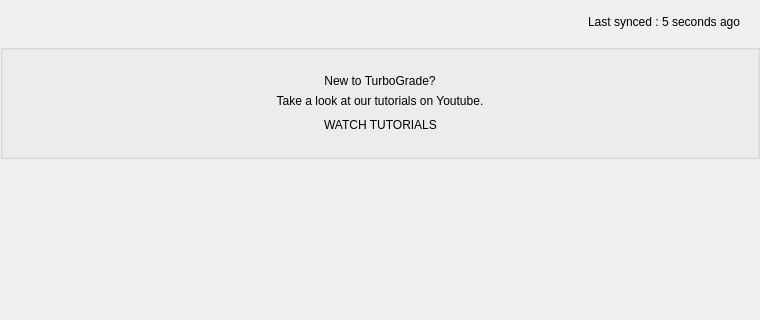
Before: the Qt Designer form TurboGrade/ui/dashboard.ui in wassgha/TurboGrade, drawn with Qt 5; both pictures show x 0 to 760 and y 0 to 320 of the 760 by 475 pixel window.
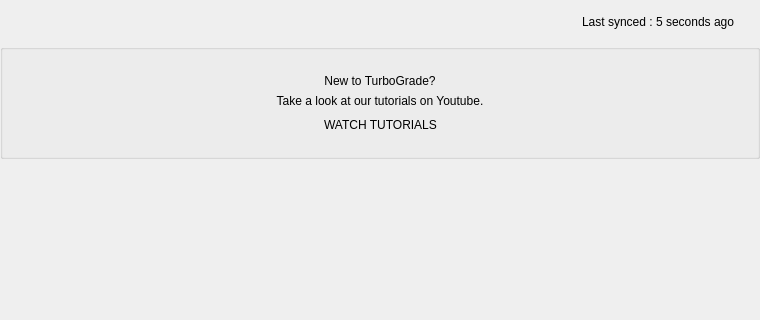
After: the same form once the commit is applied. Icons and pictures are not drawn. Custom widgets are drawn as their Qt base class.

Diff of the .ui file:
```diff
--- a/TurboGrade/ui/dashboard.ui
+++ b/TurboGrade/ui/dashboard.ui
@@ -153,7 +153,8 @@
     <number>0</number>
    </property>
    <item>
-    <layout class="QHBoxLayout" name="header">
+    <widget class="QWidget" name="header" native="true">
+     <layout class="QHBoxLayout" name="header_layout">
      <property name="spacing">
       <number>-1</number>
      </property>
@@ -234,6 +235,7 @@
       </widget>
      </item>
     </layout>
+    </widget>
    </item>
    <item>
     <widget class="QGroupBox" name="tutorial">
```
Lines whose indentation alone changed are shown as unchanged.
